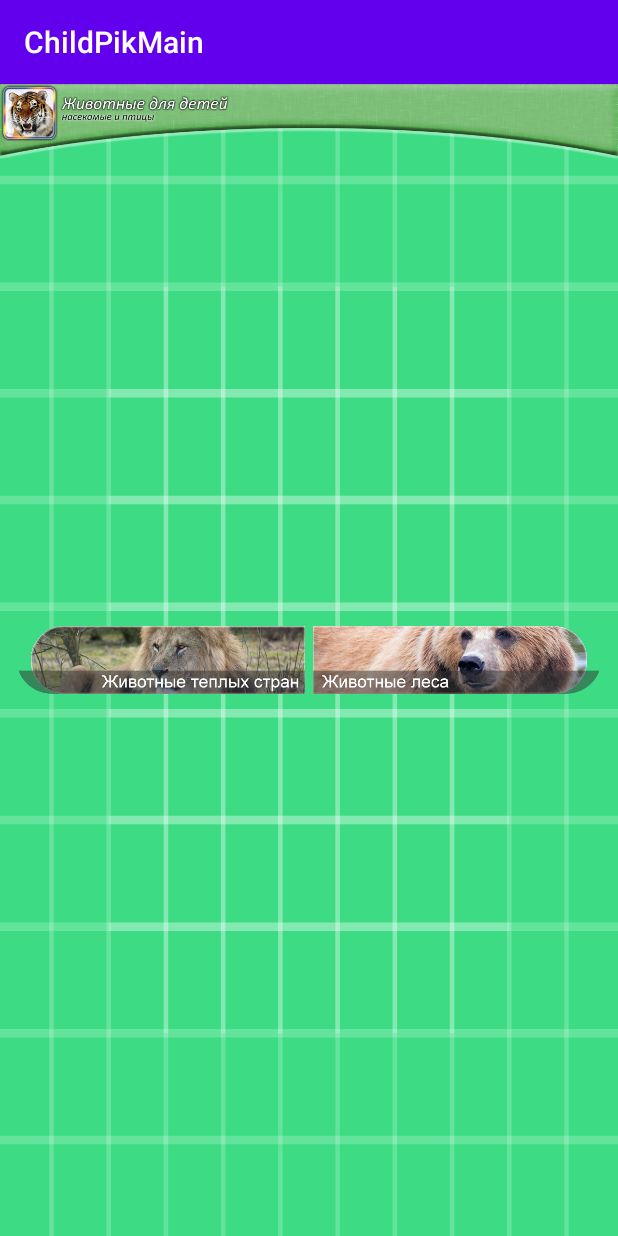
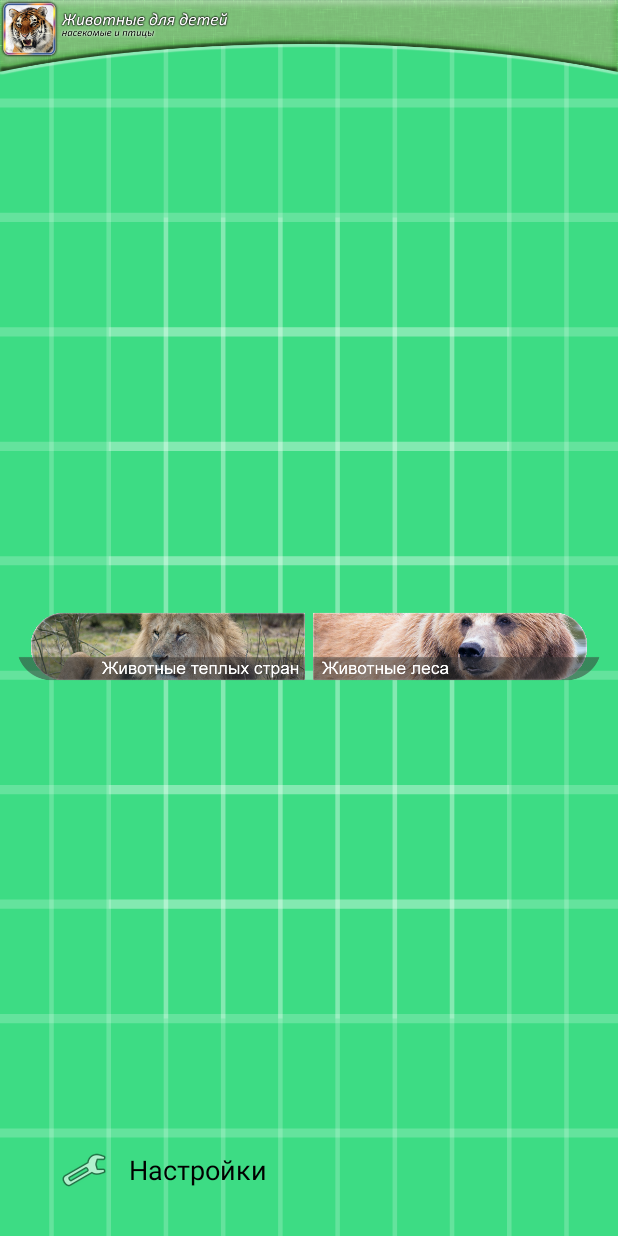
Before and after one commit to ZakirovAlmaz/MyFirstRepository, an Android app: the screen it shows after launch (Menu), on a phone screen of 412 x 824 dp. Run offline under Robolectric (Android 15) with nearby library versions, the phone set to English and light mode, and no system bars.

Commit message:
Optimization 16.09

```diff
--- a/app/build.gradle
+++ b/app/build.gradle
@@ -33,6 +33,7 @@ dependencies {
     implementation 'androidx.appcompat:appcompat:1.2.0'
     implementation 'androidx.constraintlayout:constraintlayout:1.1.3'
     implementation 'androidx.viewpager:viewpager:1.0.0'
+    implementation 'androidx.preference:preference:1.1.0'
     testImplementation 'junit:junit:4.12'
     androidTestImplementation 'androidx.test.ext:junit:1.1.1'
     androidTestImplementation 'androidx.test.espresso:espresso-core:3.2.0'
--- a/app/src/main/AndroidManifest.xml
+++ b/app/src/main/AndroidManifest.xml
@@ -9,7 +9,10 @@
         android:roundIcon="@mipmap/ic_launcher_round"
         android:supportsRtl="true"
         android:theme="@style/AppTheme">
-        <activity android:name=".Main"></activity>
+        <activity
+            android:name=".SettingsActivity"
+            android:label="@string/title_activity_settings"></activity>
+        <activity android:name=".Main" />
         <activity android:name=".Menu">
             <intent-filter>
                 <action android:name="android.intent.action.MAIN" />
--- a/app/src/main/java/com/example/childpikmain/Menu.kt
+++ b/app/src/main/java/com/example/childpikmain/Menu.kt
@@ -1,33 +1,55 @@
 package com.example.childpikmain
 
 import android.content.Intent
+import android.content.SharedPreferences
+import android.media.MediaPlayer
 import android.os.Bundle
+import android.os.Handler
+import android.os.Looper
 import android.util.Log
 import android.view.View
 import android.view.animation.Animation
 import android.view.animation.AnimationUtils
 import androidx.appcompat.app.AppCompatActivity
+import androidx.preference.PreferenceManager
 
 
 class Menu : AppCompatActivity() {
     private var button_anim: Animation? = null
+    lateinit var prefs: SharedPreferences
+    var handler: Handler? = null
+    var mPlayer: MediaPlayer? = null
 
     override fun onCreate(savedInstanceState: Bundle?) {
         super.onCreate(savedInstanceState)
         setContentView(R.layout.activity_menu)
-        button_anim = AnimationUtils.loadAnimation(applicationContext,R.anim.button_anim)
+        getSupportActionBar()?.hide()
+        button_anim = AnimationUtils.loadAnimation(applicationContext, R.anim.button_anim)
+        prefs = PreferenceManager.getDefaultSharedPreferences(this);
+
+        if (prefs.getBoolean("PlayFoneMusic", true)){playSound()}
     }
 
+    override fun onResume() {
+        super.onResume()
+        if (prefs.getBoolean("PlayFoneMusic", true)){playSound()}
+    }
     fun clickMenu1(view: View?) {
+        destroySound()
         if (view != null) {
             openCollection(1, view)
         }
     }
 
     fun clickMenu2(view: View?) {
+        destroySound()
         if (view != null) {
             openCollection(2, view)
         }
+    }
+    fun clickSettings(view: View?){
+        destroySound()
+        startActivity(Intent(this, SettingsActivity::class.java))
     }
 
     private fun openCollection(num: Int, view: View) {
@@ -37,7 +59,46 @@ class Menu : AppCompatActivity() {
             intent.putExtra("collection", num)
             startActivity(intent)
         } catch (e: Exception) {
-            Log.d(" ERROR. Menu.openCollection error",e.message.toString())
+            Log.d(" ERROR. Menu.openCollection error", e.message.toString())
         }
     }
+
+    fun playSound() {
+        destroySound()
+        try {
+            handler = Handler(Looper.getMainLooper())
+            handler!!.postDelayed({
+                mpClear()
+                mPlayer = MediaPlayer.create(this, R.raw.sound_menu)
+                mPlayer!!.start()
+
+            }, 0)
+        } catch (e: java.lang.Exception) {
+            //errorShow("Main.playSound error - " + e.message)
+            Log.i("Log", "Sound generator error - " + e.message)
+        }
+    }
+
+    fun destroySound() {
+        try {
+            handler!!.removeCallbacksAndMessages(null as Any?)
+        } catch (e: Exception) {
+            Log.i("Log", "destroySound - " + e.message)
+        }
+        mpClear()
+    }
+
+    fun mpClear() {
+        try {
+            if (mPlayer != null) {
+                mPlayer!!.stop()
+                mPlayer!!.release()
+                mPlayer = null
+                Log.i("Log", "++++++++++++++++++++ mpClear CLEAR")
+            }
+        } catch (unused: java.lang.Exception) {
+            Log.i("Log", "++++++++++++++++++++ mpClear ERROR")
+        }
+    }
+
 }
--- a/app/src/main/res/layout/activity_menu.xml
+++ b/app/src/main/res/layout/activity_menu.xml
@@ -1,16 +1,50 @@
 <?xml version="1.0" encoding="utf-8"?>
 <RelativeLayout xmlns:android="http://schemas.android.com/apk/res/android" xmlns:ads="http://schemas.android.com/apk/res-auto" android:orientation="vertical" android:background="@drawable/ic_launcher_background" android:layout_width="match_parent" android:layout_height="match_parent" android:keepScreenOn="true">
+
     <ImageView android:layout_width="match_parent" android:layout_height="wrap_content" android:src="@drawable/main_menu_up" android:scaleType="fitStart" android:layout_alignParentTop="true" android:contentDescription="@string/app_name"/>
     <TableLayout android:layout_width="match_parent" android:layout_height="match_parent">
         <TableRow android:layout_width="match_parent" android:layout_height="match_parent" android:layout_weight="1">
             <ImageView android:layout_width="match_parent" android:layout_height="wrap_content" android:src="@drawable/menu_transparent" android:layout_weight="1" android:contentDescription="@string/app_name"/>
         </TableRow>
         <TableRow android:layout_width="match_parent" android:layout_height="match_parent" android:layout_weight="1">
-            <ImageView android:layout_width="match_parent" android:layout_height="match_parent" android:src="@drawable/menu1" android:layout_weight="1" android:onClick="clickMenu1" android:contentDescription="@string/app_name"/>
-            <ImageView android:layout_width="match_parent" android:layout_height="match_parent" android:src="@drawable/menu2" android:layout_weight="1" android:onClick="clickMenu2" android:contentDescription="@string/app_name"/>
+
+            <ImageView
+                android:layout_width="match_parent"
+                android:layout_height="match_parent"
+                android:layout_weight="1"
+                android:onClick="clickMenu1"
+                android:src="@drawable/menu1" />
+
+            <ImageView
+                android:layout_width="match_parent"
+                android:layout_height="match_parent"
+                android:src="@drawable/menu2"
+                android:layout_weight="1"
+                android:onClick="clickMenu2" />
         </TableRow>
-        <TableRow android:layout_width="match_parent" android:layout_height="match_parent" android:layout_weight="1">
-            <ImageView android:layout_width="match_parent" android:layout_height="match_parent" android:src="@drawable/menu_transparent" android:layout_weight="1" android:contentDescription="@string/app_name"/>
+
+        <TableRow
+            android:layout_width="match_parent"
+            android:layout_height="match_parent"
+            android:layout_weight="1"
+            android:gravity="bottom">
+
+            <Button
+                android:id="@+id/settings"
+                android:layout_width="wrap_content"
+                android:layout_height="wrap_content"
+                android:layout_marginStart="40dp"
+                android:layout_marginEnd="@android:dimen/notification_large_icon_width"
+                android:layout_marginBottom="10dp"
+                android:autoText="false"
+                android:background="#00FFFFFF"
+                android:drawableStart="@android:drawable/ic_menu_preferences"
+                android:gravity="center|left"
+                android:onClick="clickSettings"
+                android:text="   Настройки"
+                android:textAppearance="@style/TextAppearance.AppCompat.Body1"
+                android:textColor="@android:color/background_dark"
+                android:textSize="18sp" />
         </TableRow>
     </TableLayout>
 </RelativeLayout>
--- a/app/src/main/res/layout/pager_fragment.xml
+++ b/app/src/main/res/layout/pager_fragment.xml
@@ -1,7 +1,7 @@
 <?xml version="1.0" encoding="utf-8"?>
 <RelativeLayout xmlns:android="http://schemas.android.com/apk/res/android"
-    android:layout_width="fill_parent"
-    android:layout_height="fill_parent">
+    android:layout_width="match_parent"
+    android:layout_height="match_parent">
 
     <ImageView
         android:id="@id/image"
@@ -22,7 +22,7 @@
         <TextView
             android:id="@id/text"
             android:layout_width="wrap_content"
-            android:layout_height="fill_parent"
+            android:layout_height="match_parent"
             android:layout_gravity="center"
             android:layout_marginLeft="5.0dip"
             android:layout_marginRight="5.0dip"
```
Also changed, not shown: app/src/main/java/com/example/childpikmain/Main.kt (+22 -36 lines), app/src/main/java/com/example/childpikmain/SettingsActivity.kt (added, +25 -0 lines), app/src/main/res/layout/activity_main.xml (+2 -22 lines), app/src/main/res/layout/settings_activity.xml (added, +9 -0 lines), app/src/main/res/values/arrays.xml (+10 -0 lines), app/src/main/res/values/strings.xml (+8 -0 lines), app/src/main/res/xml/root_preferences.xml (added, +17 -0 lines), app/src/main/res/drawable-nodpi/settings.jpg (added), app/src/main/res/drawable-nodpi/settings1.jpg (added), app/src/main/res/drawable-nodpi/settings3.png (added), 1 other file.
